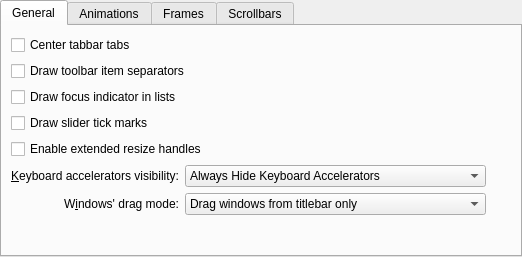
This is kstyle/config/ui/breezestyleconfig.ui in Luwx/Lightly as Qt 5 draws it before an edit. The edited form follows.
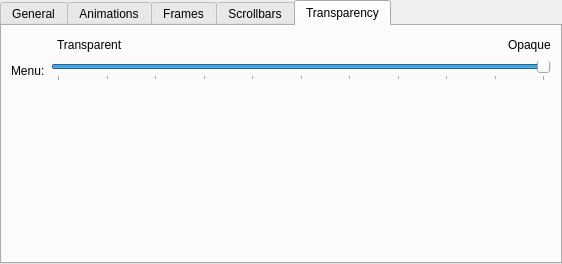
This is the edited form. The open tabs and pages were chosen to show the change.

Commit message: Added option to set transparency and blur behind menu frames such as right click context menu, toolbar menu, etc. Transparency and blur is disabled by default. Submitted on behalf of Alex Nemeth

Patch:
```diff
--- a/kstyle/config/ui/breezestyleconfig.ui
+++ b/kstyle/config/ui/breezestyleconfig.ui
@@ -6,10 +6,16 @@
    <rect>
     <x>0</x>
     <y>0</y>
-    <width>522</width>
-    <height>257</height>
+    <width>562</width>
+    <height>264</height>
    </rect>
   </property>
+  <property name="sizePolicy">
+   <sizepolicy hsizetype="Preferred" vsizetype="Preferred">
+    <horstretch>0</horstretch>
+    <verstretch>0</verstretch>
+   </sizepolicy>
+  </property>
   <layout class="QVBoxLayout" name="verticalLayout_2">
    <property name="leftMargin">
     <number>0</number>
@@ -380,6 +386,140 @@
        </item>
       </layout>
      </widget>
+     <widget class="QWidget" name="tab_5">
+      <attribute name="title">
+       <string>Transparency</string>
+      </attribute>
+      <layout class="QGridLayout" name="gridLayout_2">
+       <item row="10" column="1">
+        <spacer name="verticalSpacer_5">
+         <property name="orientation">
+          <enum>Qt::Vertical</enum>
+         </property>
+         <property name="sizeHint" stdset="0">
+          <size>
+           <width>20</width>
+           <height>40</height>
+          </size>
+         </property>
+        </spacer>
+       </item>
+       <item row="1" column="1">
+        <layout class="QHBoxLayout" name="horizontalLayout_2">
+         <item>
+          <widget class="QLabel" name="_menuOpacityTransparentLabel">
+           <property name="text">
+            <string>Transparent</string>
+           </property>
+          </widget>
+         </item>
+         <item>
+          <spacer name="horizontalSpacer_6">
+           <property name="orientation">
+            <enum>Qt::Horizontal</enum>
+           </property>
+           <property name="sizeHint" stdset="0">
+            <size>
+             <width>40</width>
+             <height>20</height>
+            </size>
+           </property>
+          </spacer>
+         </item>
+         <item>
+          <widget class="QLabel" name="_menuOpacityOpaqueLabel">
+           <property name="sizePolicy">
+            <sizepolicy hsizetype="Minimum" vsizetype="Preferred">
+             <horstretch>0</horstretch>
+             <verstretch>0</verstretch>
+            </sizepolicy>
+           </property>
+           <property name="text">
+            <string>Opaque</string>
+           </property>
+          </widget>
+         </item>
+        </layout>
+       </item>
+       <item row="7" column="0" colspan="2">
+        <layout class="QHBoxLayout" name="horizontalLayout">
+         <item>
+          <widget class="QLabel" name="_menuGroupDescription">
+           <property name="text">
+            <string>Menu:</string>
+           </property>
+          </widget>
+         </item>
+         <item>
+          <widget class="QSlider" name="_menuOpacity">
+           <property name="minimum">
+            <number>0</number>
+           </property>
+           <property name="maximum">
+            <number>100</number>
+           </property>
+           <property name="singleStep">
+            <number>1</number>
+           </property>
+           <property name="pageStep">
+            <number>10</number>
+           </property>
+           <property name="value">
+            <number>100</number>
+           </property>
+           <property name="orientation">
+            <enum>Qt::Horizontal</enum>
+           </property>
+           <property name="invertedAppearance">
+            <bool>false</bool>
+           </property>
+           <property name="invertedControls">
+            <bool>false</bool>
+           </property>
+           <property name="tickPosition">
+            <enum>QSlider::TicksBelow</enum>
+           </property>
+           <property name="tickInterval">
+            <number>10</number>
+           </property>
+          </widget>
+         </item>
+        </layout>
+       </item>
+       <item row="1" column="0">
+        <spacer name="horizontalSpacer_5">
+         <property name="orientation">
+          <enum>Qt::Horizontal</enum>
+         </property>
+         <property name="sizeType">
+          <enum>QSizePolicy::Fixed</enum>
+         </property>
+         <property name="sizeHint" stdset="0">
+          <size>
+           <width>40</width>
+           <height>20</height>
+          </size>
+         </property>
+        </spacer>
+       </item>
+       <item row="9" column="0" colspan="2">
+        <spacer name="horizontalSpacer_4">
+         <property name="orientation">
+          <enum>Qt::Horizontal</enum>
+         </property>
+         <property name="sizeType">
+          <enum>QSizePolicy::Preferred</enum>
+         </property>
+         <property name="sizeHint" stdset="0">
+          <size>
+           <width>542</width>
+           <height>20</height>
+          </size>
+         </property>
+        </spacer>
+       </item>
+      </layout>
+     </widget>
     </widget>
    </item>
   </layout>
```
Left out of the diff: 2 changed lines with no effect on the pictures. The commit also changes 5 other files.
